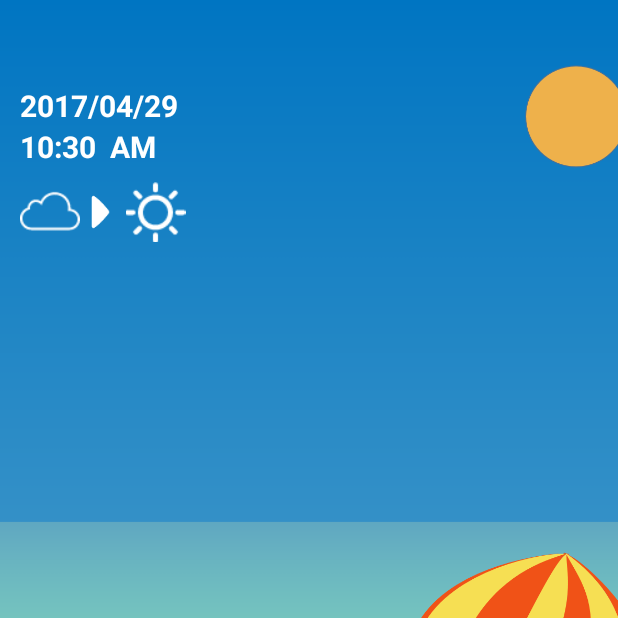
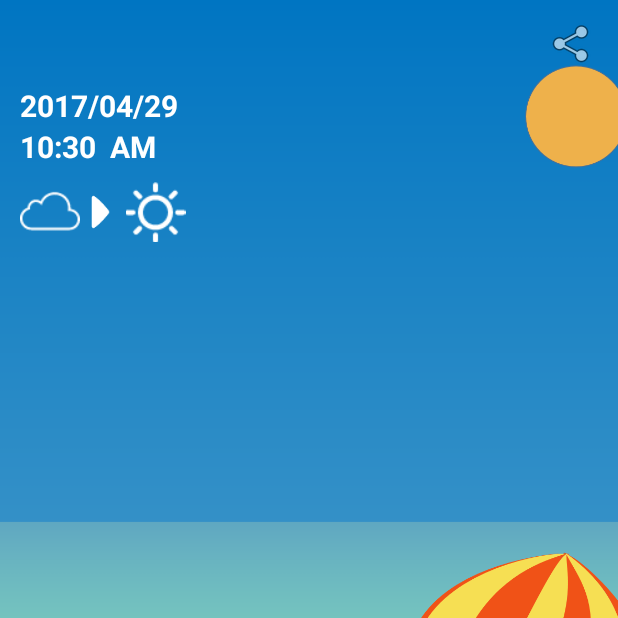
Before and after one commit to hunghw/2017NASA_NCTUBeach, an Android app: the InfoActivity screen opened directly, with no data from a screen before it, on a phone screen of 412 x 824 dp, the top half of it. Run offline under Robolectric (Android 15) with nearby library versions, the phone set to English and light mode, and no system bars.

Commit message:
Add share button

```diff
--- a/App/app/src/main/res/layout/activity_info.xml
+++ b/App/app/src/main/res/layout/activity_info.xml
@@ -20,6 +20,7 @@
         android:layout_alignParentStart="true"
         android:layout_alignParentTop="true"
         android:layout_marginLeft="13dp"
+        android:layout_marginRight="50dp"
         android:layout_marginStart="13dp"
         android:layout_marginTop="13dp"
         android:layout_weight="1"
@@ -274,4 +275,13 @@
         </LinearLayout>
     </ScrollView>
 
+    <ImageView
+        android:id="@+id/share"
+        android:layout_width="wrap_content"
+        android:layout_height="wrap_content"
+        app:srcCompat="@android:drawable/ic_menu_share"
+        android:layout_alignTop="@+id/location_name"
+        android:layout_alignParentEnd="true"
+        android:layout_marginEnd="14dp" />
+
 </RelativeLayout>
```
Also changed, not shown: App/app/src/main/java/nctu/nasa/gotobeach/InfoActivity.java (+31 -4 lines).
